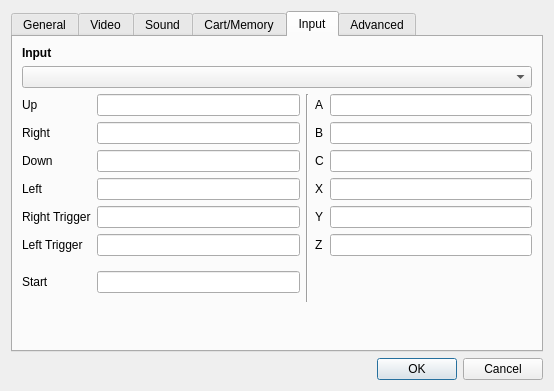
Above: yabause/src/qt/ui/UISettings.ui from KitoHo/yabause before the change. Below: the same form after it.
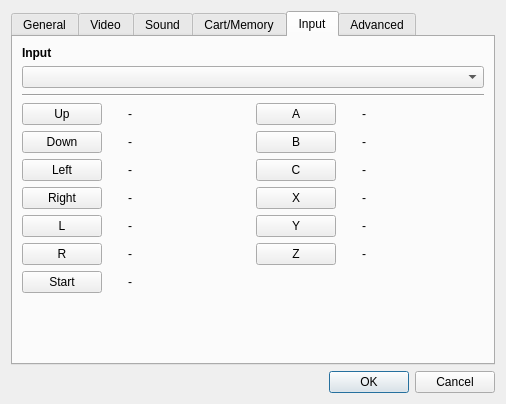
That is the form after the change. The open tabs and pages were chosen to show the change.

Commit message: Add a WaitInputDialog that wait until the user press a joystick input. This allow a more easy joystick configuration.

Patch:
```diff
--- a/yabause/src/qt/ui/UISettings.ui
+++ b/yabause/src/qt/ui/UISettings.ui
@@ -5,8 +5,8 @@
    <rect>
     <x>0</x>
     <y>0</y>
-    <width>554</width>
-    <height>391</height>
+    <width>506</width>
+    <height>404</height>
    </rect>
   </property>
   <property name="windowTitle" >
@@ -365,7 +365,7 @@
        <string>Input</string>
       </attribute>
       <layout class="QGridLayout" >
-       <item row="0" column="0" colspan="6" >
+       <item row="0" column="0" colspan="4" >
         <widget class="QLabel" name="lInput" >
          <property name="font" >
           <font>
@@ -381,220 +381,418 @@
          </property>
         </widget>
        </item>
-       <item row="1" column="0" colspan="6" >
+       <item row="1" column="0" colspan="4" >
         <widget class="QComboBox" name="cbInput" />
        </item>
-       <item row="2" column="0" >
+       <item row="2" column="0" colspan="4" >
+        <widget class="Line" name="line" >
+         <property name="orientation" >
+          <enum>Qt::Horizontal</enum>
+         </property>
+        </widget>
+       </item>
+       <item row="3" column="0" >
+        <widget class="QPushButton" name="pbUp" >
+         <property name="maximumSize" >
+          <size>
+           <width>80</width>
+           <height>16777215</height>
+          </size>
+         </property>
+         <property name="statusTip" >
+          <string>Up</string>
+         </property>
+         <property name="text" >
+          <string>Up</string>
+         </property>
+        </widget>
+       </item>
+       <item row="3" column="1" >
         <widget class="QLabel" name="lUp" >
-         <property name="text" >
+         <property name="statusTip" >
           <string>Up</string>
          </property>
+         <property name="text" >
+          <string>-</string>
+         </property>
+         <property name="indent" >
+          <number>20</number>
+         </property>
         </widget>
        </item>
-       <item row="2" column="1" >
-        <widget class="QLineEdit" name="leUp" >
+       <item row="3" column="2" >
+        <widget class="QPushButton" name="pbA" >
+         <property name="maximumSize" >
+          <size>
+           <width>80</width>
+           <height>16777215</height>
+          </size>
+         </property>
          <property name="statusTip" >
           <string>Up</string>
          </property>
-        </widget>
-       </item>
-       <item rowspan="7" row="2" column="2" >
-        <widget class="Line" name="lVInput" >
-         <property name="orientation" >
-          <enum>Qt::Vertical</enum>
+         <property name="text" >
+          <string>A</string>
          </property>
         </widget>
        </item>
-       <item row="2" column="3" colspan="2" >
+       <item row="3" column="3" >
         <widget class="QLabel" name="lA" >
-         <property name="text" >
-          <string>A</string>
-         </property>
-        </widget>
-       </item>
-       <item row="2" column="5" >
-        <widget class="QLineEdit" name="leA" >
          <property name="statusTip" >
           <string>A</string>
          </property>
-        </widget>
-       </item>
-       <item row="3" column="0" >
-        <widget class="QLabel" name="lRight" >
          <property name="text" >
-          <string>Right</string>
+          <string>-</string>
          </property>
-        </widget>
-       </item>
-       <item row="3" column="1" >
-        <widget class="QLineEdit" name="leRight" >
-         <property name="statusTip" >
-          <string>Right</string>
-         </property>
-        </widget>
-       </item>
-       <item row="3" column="3" colspan="2" >
-        <widget class="QLabel" name="lB" >
-         <property name="text" >
-          <string>B</string>
-         </property>
-        </widget>
-       </item>
-       <item row="3" column="5" >
-        <widget class="QLineEdit" name="leB" >
-         <property name="statusTip" >
-          <string>B</string>
+         <property name="indent" >
+          <number>20</number>
          </property>
         </widget>
        </item>
        <item row="4" column="0" >
+        <widget class="QPushButton" name="pbDown" >
+         <property name="maximumSize" >
+          <size>
+           <width>80</width>
+           <height>16777215</height>
+          </size>
+         </property>
+         <property name="statusTip" >
+          <string>Down</string>
+         </property>
+         <property name="text" >
+          <string>Down</string>
+         </property>
+        </widget>
+       </item>
+       <item row="4" column="1" >
         <widget class="QLabel" name="lDown" >
-         <property name="text" >
+         <property name="statusTip" >
           <string>Down</string>
          </property>
+         <property name="text" >
+          <string>-</string>
+         </property>
+         <property name="indent" >
+          <number>20</number>
+         </property>
         </widget>
        </item>
-       <item row="4" column="1" >
-        <widget class="QLineEdit" name="leDown" >
+       <item row="4" column="2" >
+        <widget class="QPushButton" name="pbB" >
+         <property name="maximumSize" >
+          <size>
+           <width>80</width>
+           <height>16777215</height>
+          </size>
+         </property>
          <property name="statusTip" >
           <string>Down</string>
          </property>
-        </widget>
-       </item>
-       <item row="4" column="3" colspan="2" >
-        <widget class="QLabel" name="lC" >
          <property name="text" >
-          <string>C</string>
+          <string>B</string>
          </property>
         </widget>
        </item>
-       <item row="4" column="5" >
-        <widget class="QLineEdit" name="leC" >
+       <item row="4" column="3" >
+        <widget class="QLabel" name="lB" >
          <property name="statusTip" >
-          <string>C</string>
+          <string>B</string>
+         </property>
+         <property name="text" >
+          <string>-</string>
+         </property>
+         <property name="indent" >
+          <number>20</number>
          </property>
         </widget>
        </item>
        <item row="5" column="0" >
-        <widget class="QLabel" name="lLeft" >
+        <widget class="QPushButton" name="pbLeft" >
+         <property name="maximumSize" >
+          <size>
+           <width>80</width>
+           <height>16777215</height>
+          </size>
+         </property>
+         <property name="statusTip" >
+          <string>Left</string>
+         </property>
          <property name="text" >
           <string>Left</string>
          </property>
         </widget>
        </item>
        <item row="5" column="1" >
-        <widget class="QLineEdit" name="leLeft" >
+        <widget class="QLabel" name="lLeft" >
          <property name="statusTip" >
           <string>Left</string>
          </property>
+         <property name="text" >
+          <string>-</string>
+         </property>
+         <property name="indent" >
+          <number>20</number>
+         </property>
         </widget>
        </item>
-       <item row="5" column="3" colspan="2" >
+       <item row="5" column="2" >
+        <widget class="QPushButton" name="pbC" >
+         <property name="maximumSize" >
+          <size>
+           <width>80</width>
+           <height>16777215</height>
+          </size>
+         </property>
+         <property name="statusTip" >
+          <string>C</string>
+         </property>
+         <property name="text" >
+          <string>C</string>
+         </property>
+        </widget>
+       </item>
+       <item row="5" column="3" >
+        <widget class="QLabel" name="lC" >
+         <property name="statusTip" >
+          <string>C</string>
+         </property>
+         <property name="text" >
+          <string>-</string>
+         </property>
+         <property name="indent" >
+          <number>20</number>
+         </property>
+        </widget>
+       </item>
+       <item row="6" column="0" >
+        <widget class="QPushButton" name="pbRight" >
+         <property name="maximumSize" >
+          <size>
+           <width>80</width>
+           <height>16777215</height>
+          </size>
+         </property>
+         <property name="statusTip" >
+          <string>Right</string>
+         </property>
+         <property name="text" >
+          <string>Right</string>
+         </property>
+        </widget>
+       </item>
+       <item row="6" column="1" >
+        <widget class="QLabel" name="lRight" >
+         <property name="statusTip" >
+          <string>Right</string>
+         </property>
+         <property name="text" >
+          <string>-</string>
+         </property>
+         <property name="indent" >
+          <number>20</number>
+         </property>
+        </widget>
+       </item>
+       <item row="6" column="2" >
+        <widget class="QPushButton" name="pbX" >
+         <property name="maximumSize" >
+          <size>
+           <width>80</width>
+           <height>16777215</height>
+          </size>
+         </property>
+         <property name="statusTip" >
+          <string>X</string>
+         </property>
+         <property name="text" >
+          <string>X</string>
+         </property>
+        </widget>
+       </item>
+       <item row="6" column="3" >
         <widget class="QLabel" name="lX" >
-         <property name="text" >
-          <string>X</string>
-         </property>
-        </widget>
-       </item>
-       <item row="5" column="5" >
-        <widget class="QLineEdit" name="leX" >
          <property name="statusTip" >
           <string>X</string>
          </property>
-        </widget>
-       </item>
-       <item row="6" column="0" >
-        <widget class="QLabel" name="lRightTrigger" >
          <property name="text" >
-          <string>Right Trigger</string>
+          <string>-</string>
          </property>
-        </widget>
-       </item>
-       <item row="6" column="1" >
-        <widget class="QLineEdit" name="leRightTrigger" >
-         <property name="statusTip" >
-          <string>Right trigger</string>
-         </property>
-        </widget>
-       </item>
-       <item row="6" column="3" colspan="2" >
-        <widget class="QLabel" name="lY" >
-         <property name="text" >
-          <string>Y</string>
-         </property>
-        </widget>
-       </item>
-       <item row="6" column="5" >
-        <widget class="QLineEdit" name="leY" >
-         <property name="statusTip" >
-          <string>Y</string>
+         <property name="indent" >
+          <number>20</number>
          </property>
         </widget>
        </item>
        <item row="7" column="0" >
-        <widget class="QLabel" name="lLeftTrigger" >
+        <widget class="QPushButton" name="pbL" >
+         <property name="maximumSize" >
+          <size>
+           <width>80</width>
+           <height>16777215</height>
+          </size>
+         </property>
+         <property name="statusTip" >
+          <string>L</string>
+         </property>
          <property name="text" >
-          <string>Left Trigger</string>
+          <string>L</string>
          </property>
         </widget>
        </item>
        <item row="7" column="1" >
-        <widget class="QLineEdit" name="leLeftTrigger" >
+        <widget class="QLabel" name="lL" >
          <property name="statusTip" >
           <string>Left trigger</string>
          </property>
+         <property name="text" >
+          <string>-</string>
+         </property>
+         <property name="indent" >
+          <number>20</number>
+         </property>
         </widget>
        </item>
-       <item row="7" column="3" colspan="2" >
-        <widget class="QLabel" name="lZ" >
+       <item row="7" column="2" >
+        <widget class="QPushButton" name="pbY" >
+         <property name="maximumSize" >
+          <size>
+           <width>80</width>
+           <height>16777215</height>
+          </size>
+         </property>
+         <property name="statusTip" >
+          <string>Y</string>
+         </property>
          <property name="text" >
-          <string>Z</string>
+          <string>Y</string>
          </property>
         </widget>
        </item>
-       <item row="7" column="5" >
-        <widget class="QLineEdit" name="leZ" >
+       <item row="7" column="3" >
+        <widget class="QLabel" name="lY" >
          <property name="statusTip" >
-          <string>Z</string>
+          <string>Y</string>
+         </property>
+         <property name="text" >
+          <string>-</string>
+         </property>
+         <property name="indent" >
+          <number>20</number>
          </property>
         </widget>
        </item>
        <item row="8" column="0" >
-        <widget class="QLabel" name="lStart" >
+        <widget class="QPushButton" name="pbR" >
+         <property name="maximumSize" >
+          <size>
+           <width>80</width>
+           <height>16777215</height>
+          </size>
+         </property>
+         <property name="statusTip" >
+          <string>R</string>
+         </property>
          <property name="text" >
-          <string>Start</string>
+          <string>R</string>
          </property>
         </widget>
        </item>
        <item row="8" column="1" >
-        <widget class="QLineEdit" name="leStart" >
+        <widget class="QLabel" name="lR" >
          <property name="statusTip" >
+          <string>R</string>
+         </property>
+         <property name="text" >
+          <string>-</string>
+         </property>
+         <property name="indent" >
+          <number>20</number>
+         </property>
+        </widget>
+       </item>
+       <item row="8" column="2" >
+        <widget class="QPushButton" name="pbZ" >
+         <property name="maximumSize" >
+          <size>
+           <width>80</width>
+           <height>16777215</height>
+          </size>
+         </property>
+         <property name="statusTip" >
+          <string>Z</string>
+         </property>
+         <property name="text" >
+          <string>Z</string>
+         </property>
+        </widget>
+       </item>
+       <item row="8" column="3" >
+        <widget class="QLabel" name="lZ" >
+         <property name="statusTip" >
+          <string>Z</string>
+         </property>
+         <property name="text" >
+          <string>-</string>
+         </property>
+         <property name="indent" >
+          <number>20</number>
+         </property>
+        </widget>
+       </item>
+       <item row="9" column="0" >
+        <widget class="QPushButton" name="pbStart" >
+         <property name="maximumSize" >
+          <size>
+           <width>80</width>
+           <height>16777215</height>
+          </size>
+         </property>
+         <property name="statusTip" >
           <string>Start</string>
          </property>
+         <property name="text" >
+          <string>Start</string>
+         </property>
         </widget>
        </item>
-       <item row="8" column="4" colspan="2" >
+       <item row="9" column="1" >
+        <widget class="QLabel" name="lStart" >
+         <property name="statusTip" >
+          <string>Start</string>
+         </property>
+         <property name="text" >
+          <string>-</string>
+         </property>
+         <property name="indent" >
+          <number>20</number>
+         </property>
+        </widget>
+       </item>
+       <item row="9" column="2" colspan="2" >
         <spacer>
          <property name="orientation" >
           <enum>Qt::Vertical</enum>
          </property>
+         <property name="sizeType" >
+          <enum>QSizePolicy::Maximum</enum>
+         </property>
          <property name="sizeHint" >
           <size>
            <width>20</width>
-           <height>2</height>
+           <height>21</height>
           </size>
          </property>
         </spacer>
        </item>
-       <item row="9" column="0" colspan="6" >
+       <item row="10" column="1" colspan="2" >
         <spacer>
          <property name="orientation" >
           <enum>Qt::Vertical</enum>
          </property>
          <property name="sizeHint" >
           <size>
-           <width>478</width>
-           <height>16</height>
+           <width>20</width>
+           <height>81</height>
           </size>
          </property>
         </spacer>
```
Left out of the diff: 14 changed lines with no effect on the pictures. The commit also changes 6 other files.
